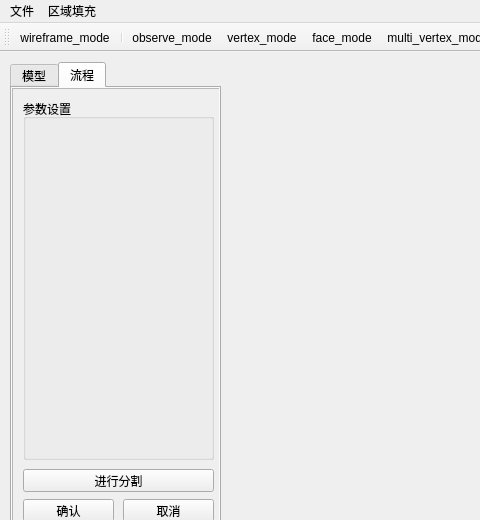
Above: MeshProcessing/mesh_processing.ui from nero19960329/MeshViewer before the change; both pictures show x 0 to 480 and y 0 to 520 of the 1124 by 793 pixel window. Below: the same form after it.
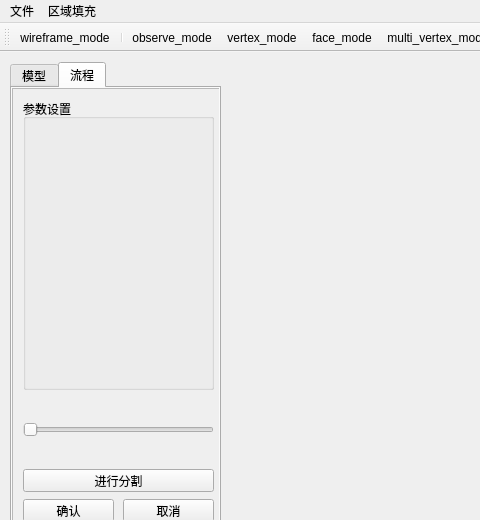
That is the form after the change. Icons and pictures are not drawn. Custom widgets are drawn as their Qt base class.

What changed in the file:
```diff
--- a/MeshProcessing/mesh_processing.ui
+++ b/MeshProcessing/mesh_processing.ui
@@ -327,7 +327,7 @@
           <x>10</x>
           <y>10</y>
           <width>191</width>
-          <height>361</height>
+          <height>291</height>
          </rect>
         </property>
         <property name="title">
@@ -373,6 +373,19 @@
          <string>取消</string>
         </property>
        </widget>
+       <widget class="QSlider" name="cluster_num_slider">
+        <property name="geometry">
+         <rect>
+          <x>10</x>
+          <y>330</y>
+          <width>191</width>
+          <height>22</height>
+         </rect>
+        </property>
+        <property name="orientation">
+         <enum>Qt::Horizontal</enum>
+        </property>
+       </widget>
       </widget>
      </widget>
      <zorder>register_scroll_area</zorder>
```
Left out of the diff: 3 changed lines with no effect on the pictures.
